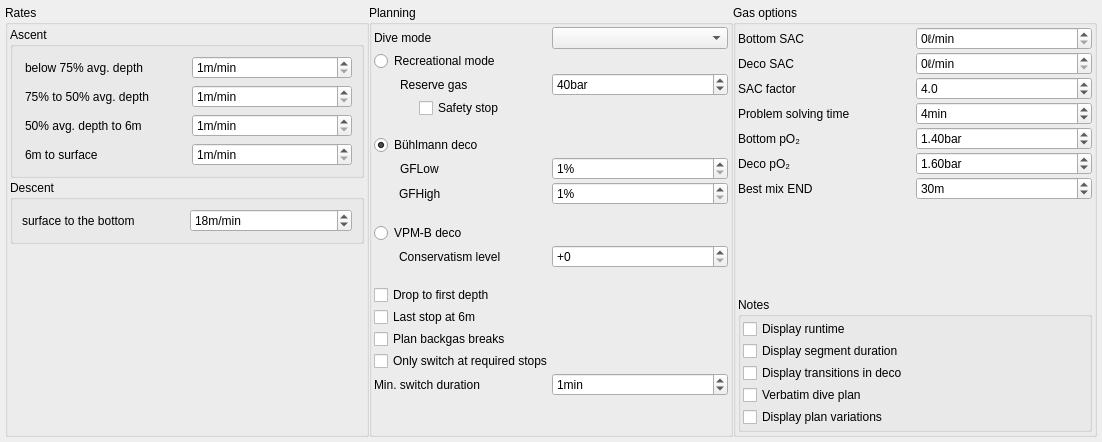
Before: the Qt Designer form desktop-widgets/plannerSettings.ui in subsurface/subsurface, drawn with Qt 5.
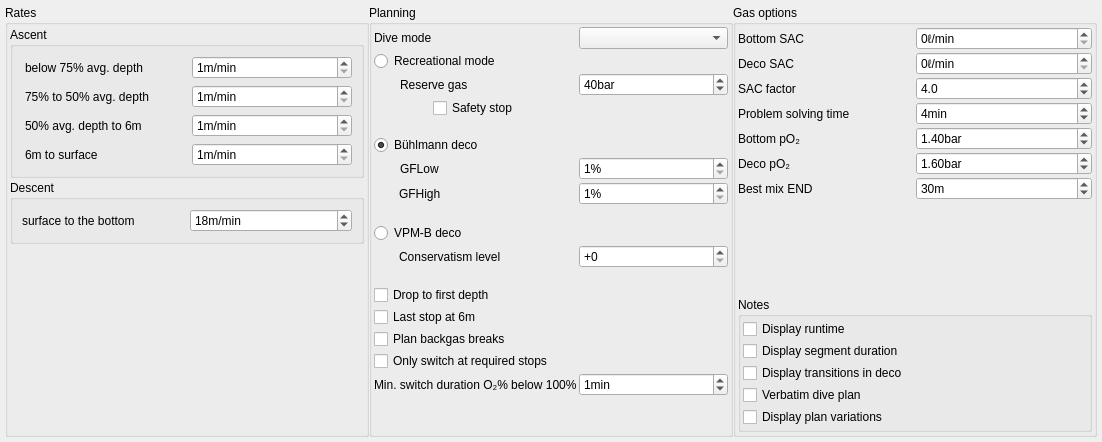
After: the same form once the commit is applied.

Commit message:
O2 breaks code enhancements and cleanup
Remove unused variables o2time and breaktime or convert into boolean.

Never consider minimum gas switch time when switching to o2.
Reflect this behavior also in the UI.

```diff
--- a/desktop-widgets/plannerSettings.ui
+++ b/desktop-widgets/plannerSettings.ui
@@ -340,7 +340,7 @@
           <item row="19" column="1">
            <widget class="QLabel" name="label_4">
             <property name="text">
-             <string>Min. switch duration</string>
+             <string>Min. switch duration O₂% below 100%</string>
             </property>
            </widget>
           </item>
```
Left out of the diff: 2 changed lines with no effect on the pictures. The commit also changes 1 other file.
